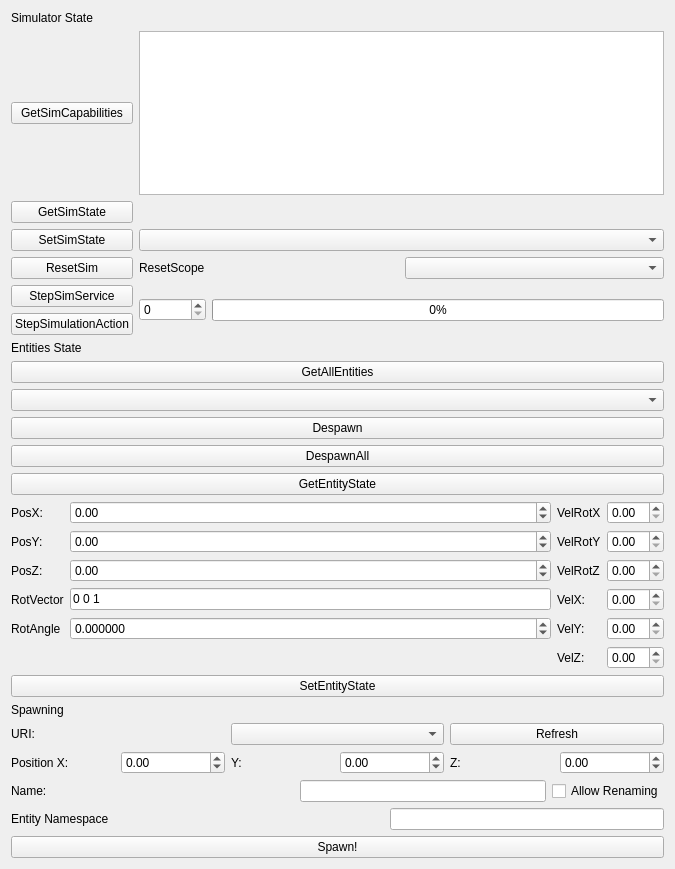
Qt form src/sim_widget.ui (RobotecAI/q_simulation_interfaces) before a commit.
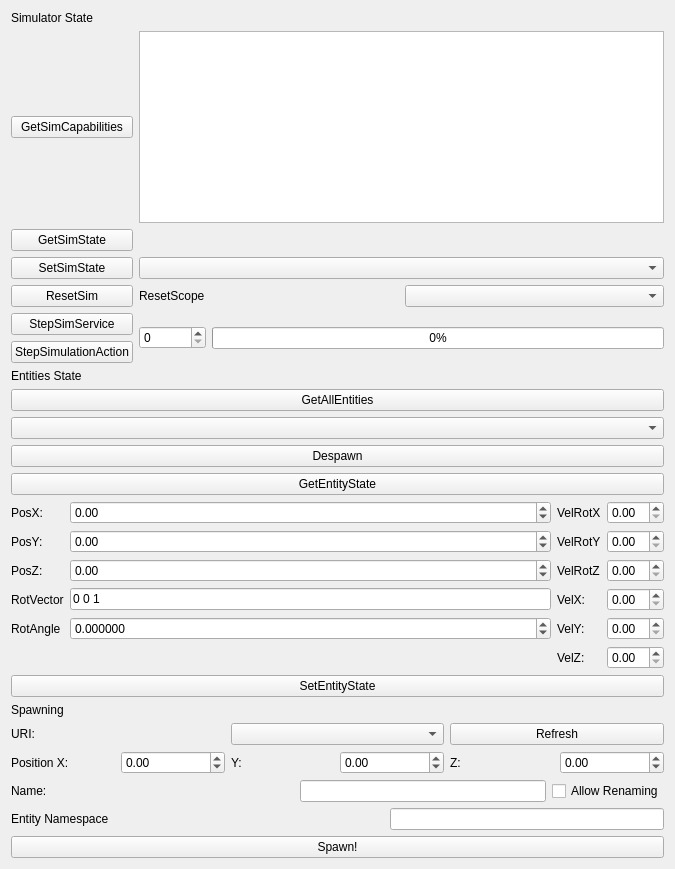
The same form after that commit.

```diff
--- a/src/sim_widget.ui
+++ b/src/sim_widget.ui
@@ -142,13 +142,6 @@
        </property>
       </widget>
      </item>
-     <item>
-      <widget class="QPushButton" name="despawnAll">
-       <property name="text">
-        <string>DespawnAll</string>
-       </property>
-      </widget>
-     </item>
      <item>
       <layout class="QVBoxLayout" name="verticalLayout_3">
        <item>
```
